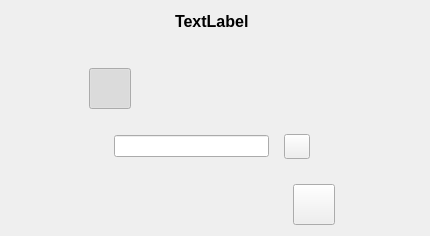
vkohaupt/vokoscreenNG, file src/cameraOne/QvkCameraOneOptions.ui: the form before one commit.
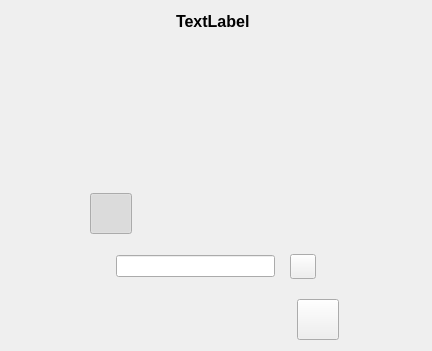
The form after the commit. Icons and pictures are not drawn.

Commit message: X11 camera window

The edit to the form file:
```diff
--- a/src/cameraOne/QvkCameraOneOptions.ui
+++ b/src/cameraOne/QvkCameraOneOptions.ui
@@ -6,8 +6,8 @@
    <rect>
     <x>0</x>
     <y>0</y>
-    <width>430</width>
-    <height>236</height>
+    <width>432</width>
+    <height>351</height>
    </rect>
   </property>
   <property name="windowTitle">
@@ -79,9 +79,31 @@
    <item>
     <layout class="QGridLayout" name="gridLayout">
      <property name="verticalSpacing">
-      <number>25</number>
+      <number>20</number>
      </property>
-     <item row="3" column="0">
+     <item row="1" column="0">
+      <widget class="QLabel" name="label">
+       <property name="maximumSize">
+        <size>
+         <width>34</width>
+         <height>34</height>
+        </size>
+       </property>
+       <property name="text">
+        <string notr="true"/>
+       </property>
+       <property name="pixmap">
+        <pixmap resource="../screencast.qrc">:/pictures/camera/window-resize.png</pixmap>
+       </property>
+       <property name="scaledContents">
+        <bool>true</bool>
+       </property>
+      </widget>
+     </item>
+     <item row="1" column="1">
+      <layout class="QHBoxLayout" name="horizontalLayout_4"/>
+     </item>
+     <item row="6" column="0" colspan="2">
       <layout class="QHBoxLayout" name="horizontalLayout_17">
        <item>
         <spacer name="horizontalSpacer_3">
@@ -214,7 +236,98 @@
        </item>
       </layout>
      </item>
-     <item row="1" column="0" colspan="2">
+     <item row="2" column="1">
+      <layout class="QHBoxLayout" name="horizontalLayout_5"/>
+     </item>
+     <item row="2" column="0">
+      <widget class="QLabel" name="label_2">
+       <property name="maximumSize">
+        <size>
+         <width>34</width>
+         <height>34</height>
+        </size>
+       </property>
+       <property name="text">
+        <string notr="true"/>
+       </property>
+       <property name="pixmap">
+        <pixmap resource="../screencast.qrc">:/pictures/systray/magnification.png</pixmap>
+       </property>
+       <property name="scaledContents">
+        <bool>true</bool>
+       </property>
+      </widget>
+     </item>
+     <item row="5" column="0" colspan="2">
+      <layout class="QHBoxLayout" name="horizontalLayout_69" stretch="2,3,0,2">
+       <property name="spacing">
+        <number>15</number>
+       </property>
+       <item>
+        <spacer name="horizontalSpacer_18">
+         <property name="orientation">
+          <enum>Qt::Orientation::Horizontal</enum>
+         </property>
+         <property name="sizeHint" stdset="0">
+          <size>
+           <width>40</width>
+           <height>20</height>
+          </size>
+         </property>
+        </spacer>
+       </item>
+       <item alignment="Qt::AlignmentFlag::AlignVCenter">
+        <widget class="QLineEdit" name="lineEditCameraOneTitel">
+         <property name="inputMask">
+          <string notr="true"/>
+         </property>
+         <property name="text">
+          <string notr="true"/>
+         </property>
+         <property name="alignment">
+          <set>Qt::AlignmentFlag::AlignCenter</set>
+         </property>
+         <property name="placeholderText">
+          <string notr="true"/>
+         </property>
+        </widget>
+       </item>
+       <item alignment="Qt::AlignmentFlag::AlignVCenter">
+        <widget class="QToolButton" name="toolButtonCameraOneTitelReset">
+         <property name="text">
+          <string notr="true"/>
+         </property>
+         <property name="icon">
+          <iconset resource="../screencast.qrc">
+           <normaloff>:/pictures/screencast/undo.png</normaloff>:/pictures/screencast/undo.png</iconset>
+         </property>
+         <property name="iconSize">
+          <size>
+           <width>18</width>
+           <height>18</height>
+          </size>
+         </property>
+         <property name="shortcut">
+          <string notr="true"/>
+         </property>
+        </widget>
+       </item>
+       <item>
+        <spacer name="horizontalSpacer_43">
+         <property name="orientation">
+          <enum>Qt::Orientation::Horizontal</enum>
+         </property>
+         <property name="sizeHint" stdset="0">
+          <size>
+           <width>40</width>
+           <height>20</height>
+          </size>
+         </property>
+        </spacer>
+       </item>
+      </layout>
+     </item>
+     <item row="4" column="0" colspan="2">
       <layout class="QHBoxLayout" name="horizontalLayout_65">
        <property name="rightMargin">
         <number>6</number>
@@ -366,75 +479,6 @@
        </item>
       </layout>
      </item>
-     <item row="2" column="0">
-      <layout class="QHBoxLayout" name="horizontalLayout_69" stretch="2,3,0,2">
-       <property name="spacing">
-        <number>15</number>
-       </property>
-       <item>
-        <spacer name="horizontalSpacer_18">
-         <property name="orientation">
-          <enum>Qt::Orientation::Horizontal</enum>
-         </property>
-         <property name="sizeHint" stdset="0">
-          <size>
-           <width>40</width>
-           <height>20</height>
-          </size>
-         </property>
-        </spacer>
-       </item>
-       <item alignment="Qt::AlignmentFlag::AlignVCenter">
-        <widget class="QLineEdit" name="lineEditCameraOneTitel">
-         <property name="inputMask">
-          <string notr="true"/>
-         </property>
-         <property name="text">
-          <string notr="true"/>
-         </property>
-         <property name="alignment">
-          <set>Qt::AlignmentFlag::AlignCenter</set>
-         </property>
-         <property name="placeholderText">
-          <string notr="true"/>
-         </property>
-        </widget>
-       </item>
-       <item alignment="Qt::AlignmentFlag::AlignVCenter">
-        <widget class="QToolButton" name="toolButtonCameraOneTitelReset">
-         <property name="text">
-          <string notr="true"/>
-         </property>
-         <property name="icon">
-          <iconset resource="../screencast.qrc">
-           <normaloff>:/pictures/screencast/undo.png</normaloff>:/pictures/screencast/undo.png</iconset>
-         </property>
-         <property name="iconSize">
-          <size>
-           <width>18</width>
-           <height>18</height>
-          </size>
-         </property>
-         <property name="shortcut">
-          <string notr="true"/>
-         </property>
-        </widget>
-       </item>
-       <item>
-        <spacer name="horizontalSpacer_43">
-         <property name="orientation">
-          <enum>Qt::Orientation::Horizontal</enum>
-         </property>
-         <property name="sizeHint" stdset="0">
-          <size>
-           <width>40</width>
-           <height>20</height>
-          </size>
-         </property>
-        </spacer>
-       </item>
-      </layout>
-     </item>
     </layout>
    </item>
   </layout>
```
The commit also changes 1 other file.
